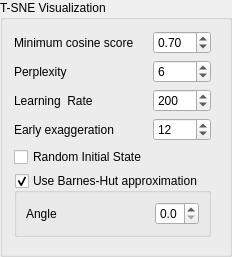
Qt form lib/ui/widgets/tsne_options_widget.ui (metgem/metgem) before a commit.
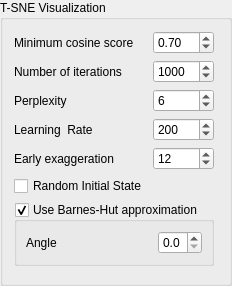
The same form after that commit.

Commit message: Add n_iter as a t-SNE parameter (Fix #51).

```diff
--- a/lib/ui/widgets/tsne_options_widget.ui
+++ b/lib/ui/widgets/tsne_options_widget.ui
@@ -14,69 +14,21 @@
    <string>T-SNE Visualization</string>
   </property>
   <layout class="QGridLayout" name="gridLayout_3">
-   <item row="5" column="0" colspan="2">
-    <widget class="QGroupBox" name="gbBarnesHut">
-     <property name="title">
-      <string>Use Barnes-Hut approximation</string>
-     </property>
-     <property name="flat">
-      <bool>true</bool>
-     </property>
-     <property name="checkable">
-      <bool>true</bool>
-     </property>
-     <layout class="QHBoxLayout" name="horizontalLayout">
-      <item>
-       <widget class="QLabel" name="label_2">
-        <property name="text">
-         <string>Angle</string>
-        </property>
-       </widget>
-      </item>
-      <item>
-       <spacer name="horizontalSpacer_2">
-        <property name="orientation">
-         <enum>Qt::Horizontal</enum>
-        </property>
-        <property name="sizeHint" stdset="0">
-         <size>
-          <width>40</width>
-          <height>20</height>
-         </size>
-        </property>
-       </spacer>
-      </item>
-      <item>
-       <widget class="QDoubleSpinBox" name="spinAngle">
-        <property name="decimals">
-         <number>1</number>
-        </property>
-        <property name="maximum">
-         <double>1.000000000000000</double>
-        </property>
-        <property name="singleStep">
-         <double>0.100000000000000</double>
-        </property>
-       </widget>
-      </item>
-     </layout>
-    </widget>
-   </item>
-   <item row="2" column="0">
+   <item row="3" column="0">
     <widget class="QLabel" name="label_3">
      <property name="text">
       <string>Learning  Rate</string>
      </property>
     </widget>
    </item>
-   <item row="1" column="0">
+   <item row="2" column="0">
     <widget class="QLabel" name="label_4">
      <property name="text">
       <string>Perplexity</string>
      </property>
     </widget>
    </item>
-   <item row="2" column="1">
+   <item row="3" column="1">
     <widget class="QSpinBox" name="spinTSNELearningRate">
      <property name="enabled">
       <bool>true</bool>
@@ -95,7 +47,7 @@
      </property>
     </widget>
    </item>
-   <item row="1" column="1">
+   <item row="2" column="1">
     <widget class="QSpinBox" name="spinTSNEPerplexity">
      <property name="enabled">
       <bool>true</bool>
@@ -111,14 +63,14 @@
      </property>
     </widget>
    </item>
-   <item row="3" column="0">
+   <item row="4" column="0">
     <widget class="QLabel" name="label">
      <property name="text">
       <string>Early exaggeration</string>
      </property>
     </widget>
    </item>
-   <item row="3" column="1">
+   <item row="4" column="1">
     <widget class="QSpinBox" name="spinTSNEEarlyExaggeration">
      <property name="maximum">
       <number>100</number>
@@ -128,7 +80,7 @@
      </property>
     </widget>
    </item>
-   <item row="1" column="2" rowspan="6">
+   <item row="2" column="2" rowspan="6">
     <spacer name="horizontalSpacer">
      <property name="orientation">
       <enum>Qt::Horizontal</enum>
@@ -141,7 +93,7 @@
      </property>
     </spacer>
    </item>
-   <item row="4" column="0">
+   <item row="5" column="0">
     <widget class="QCheckBox" name="chkRandomState">
      <property name="text">
       <string>Random Initial State</string>
@@ -168,6 +120,77 @@
      </property>
     </widget>
    </item>
+   <item row="6" column="0" colspan="2">
+    <widget class="QGroupBox" name="gbBarnesHut">
+     <property name="title">
+      <string>Use Barnes-Hut approximation</string>
+     </property>
+     <property name="flat">
+      <bool>true</bool>
+     </property>
+     <property name="checkable">
+      <bool>true</bool>
+     </property>
+     <layout class="QHBoxLayout" name="horizontalLayout">
+      <item>
+       <widget class="QLabel" name="label_2">
+        <property name="text">
+         <string>Angle</string>
+        </property>
+       </widget>
+      </item>
+      <item>
+       <spacer name="horizontalSpacer_2">
+        <property name="orientation">
+         <enum>Qt::Horizontal</enum>
+        </property>
+        <property name="sizeHint" stdset="0">
+         <size>
+          <width>40</width>
+          <height>20</height>
+         </size>
+        </property>
+       </spacer>
+      </item>
+      <item>
+       <widget class="QDoubleSpinBox" name="spinAngle">
+        <property name="decimals">
+         <number>1</number>
+        </property>
+        <property name="maximum">
+         <double>1.000000000000000</double>
+        </property>
+        <property name="singleStep">
+         <double>0.100000000000000</double>
+        </property>
+       </widget>
+      </item>
+     </layout>
+    </widget>
+   </item>
+   <item row="1" column="0">
+    <widget class="QLabel" name="label_6">
+     <property name="text">
+      <string>Number of iterations</string>
+     </property>
+    </widget>
+   </item>
+   <item row="1" column="1">
+    <widget class="QSpinBox" name="spinNumIterations">
+     <property name="minimum">
+      <number>250</number>
+     </property>
+     <property name="maximum">
+      <number>10000</number>
+     </property>
+     <property name="singleStep">
+      <number>250</number>
+     </property>
+     <property name="value">
+      <number>1000</number>
+     </property>
+    </widget>
+   </item>
   </layout>
  </widget>
  <tabstops>
```
The commit also changes 2 other files.
